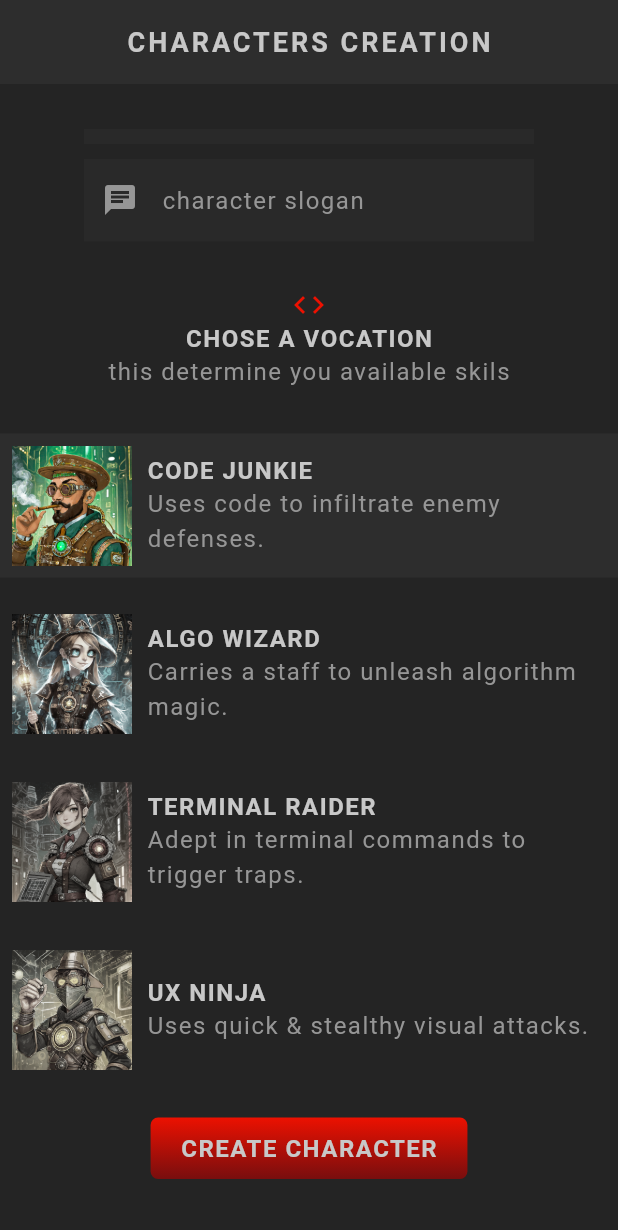
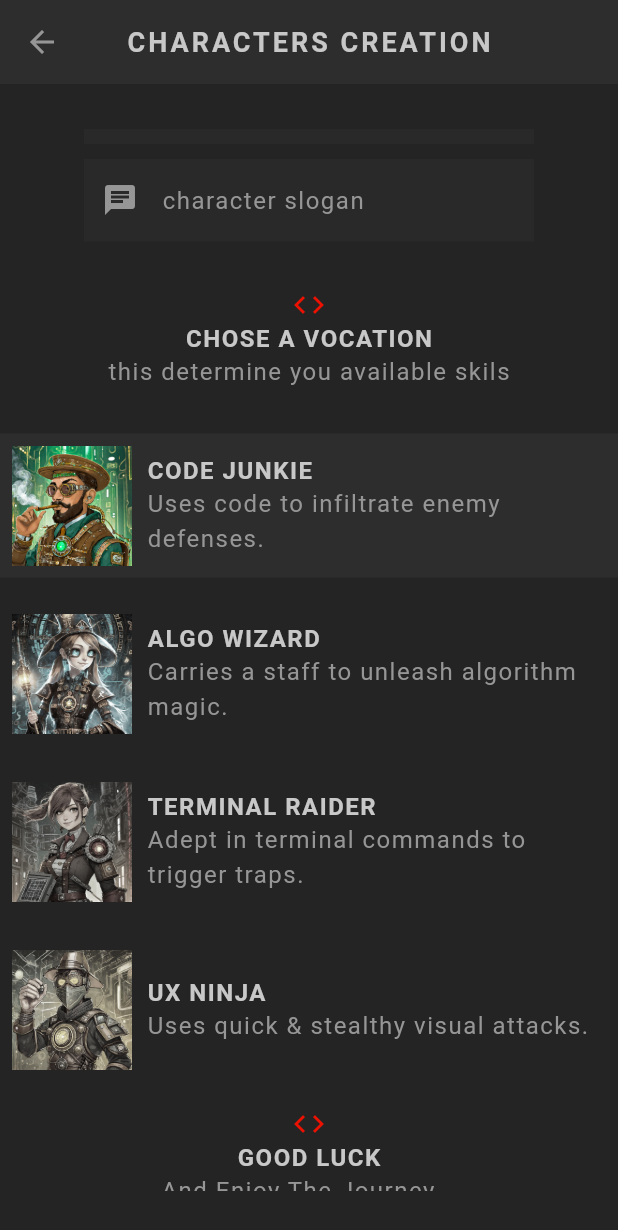
Before and after one commit to belkezaimw/character-select-app, a Flutter app: the Create screen opened directly, scrolled down 143 dp, on a phone screen of 412 x 824 dp. Shown: the top 1230 px of the screen. Run offline on Flutter 3.47's test engine with Material 3 defaults, Android fonts, the phone set to English and light mode, and no system bars; our stand-ins replace google_fonts; Roboto replaces fonts that are missing (Kanit).

Commit message:
added routing

```diff
--- a/lib/main.dart
+++ b/lib/main.dart
@@ -1,11 +1,12 @@
 import 'package:flutter/material.dart';
 import 'package:flutter_rpg/screens/create/create.dart';
+import 'package:flutter_rpg/screens/home/home.dart';
 import 'package:flutter_rpg/theme.dart';
 
 void main() {
   runApp(MaterialApp(
     theme: primaryTheme,
-    home: Create(),
+    home: Home(),
   ));
 }
 
--- a/lib/models/character.dart
+++ b/lib/models/character.dart
@@ -40,7 +40,7 @@ skills.add(skill);
 }
 
 
-List <Character> characters = [
+List <Character> character = [
   Character(id: "1",name: "klara",vocation: Vocation.wizard,slogon: "kaboooom"),
   Character(id: '2', name: 'Jonny', vocation: Vocation.junkie, slogon: 'Light me up...'),
   Character(id: '3', name: 'Crimson', vocation: Vocation.raider, slogon: 'Fire in the hole!'),
--- a/lib/screens/create/create.dart
+++ b/lib/screens/create/create.dart
@@ -2,11 +2,13 @@ import 'package:flutter/material.dart';
 import 'package:flutter_rpg/models/character.dart';
 import 'package:flutter_rpg/models/vocation.dart';
 import 'package:flutter_rpg/screens/create/vocation_card.dart';
+import 'package:flutter_rpg/screens/home/home.dart';
 import 'package:flutter_rpg/shared/styled_button.dart';
 import 'package:flutter_rpg/shared/styled_text.dart';
 import 'package:flutter_rpg/theme.dart';
 import 'package:google_fonts/google_fonts.dart';
 import 'package:uuid/uuid.dart';
+import 'package:flutter_rpg/screens/home/home.dart';
 var uuid =const Uuid();
 class Create extends StatefulWidget {
   const Create({super.key});
@@ -35,11 +37,13 @@ class _CreateState extends State<Create> {
 
       return;
     }
-      characters.add(Character(
+      character.add(Character(
         name: _namecontroller.text.trim(),
         slogon: _slogoncontroller.text.trim(),
         vocation: selectvocation,
         id: uuid.v4()
+        ));
+        Navigator.push(context,MaterialPageRoute(builder: (ctx)=> const Home()
         ));
   }
 
@@ -124,10 +128,17 @@ class _CreateState extends State<Create> {
                 vocation: Vocation.ninja,
               ),
 
+              Center(child: Icon(Icons.code, color: AppColors.primaryColor)),
+              Center(child: StyledHeading("Good Luck")),
+              Center(child: StyledText("And Enjoy The Journey...")),
+              SizedBox(height: 30),
               Center(
                 child: StyledButton(
+
                   onPressed: handlesubmit,
+
                   child: StyledHeading("Create character"),
+
                 ),
               ),
             ],
```
Also changed, not shown: lib/screens/home/home.dart (+11 -4 lines).
